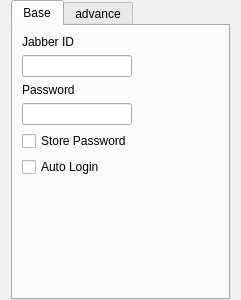
chloerei/qtalk, file app/PrefAccount.ui: the form before one commit.
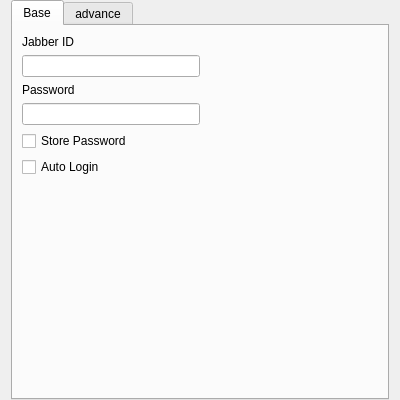
The form after the commit.

Patch:
```diff
--- a/app/PrefAccount.ui
+++ b/app/PrefAccount.ui
@@ -6,8 +6,8 @@
    <rect>
     <x>0</x>
     <y>0</y>
-    <width>241</width>
-    <height>300</height>
+    <width>400</width>
+    <height>400</height>
    </rect>
   </property>
   <property name="windowTitle">
```
